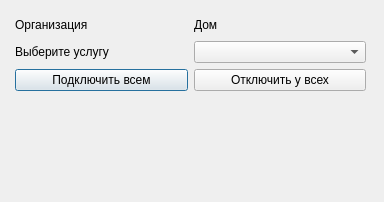
This is massoperations.ui in MartovKot/ZHSK as Qt 5 draws it before an edit. The edited form follows.
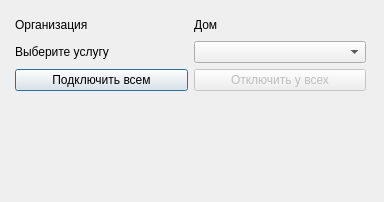
This is the edited form.

```diff
--- a/massoperations.ui
+++ b/massoperations.ui
@@ -84,6 +84,9 @@
       </item>
       <item>
        <widget class="QPushButton" name="pBtn_Delete">
+        <property name="enabled">
+         <bool>false</bool>
+        </property>
         <property name="text">
          <string>Отключить у всех</string>
         </property>
```
